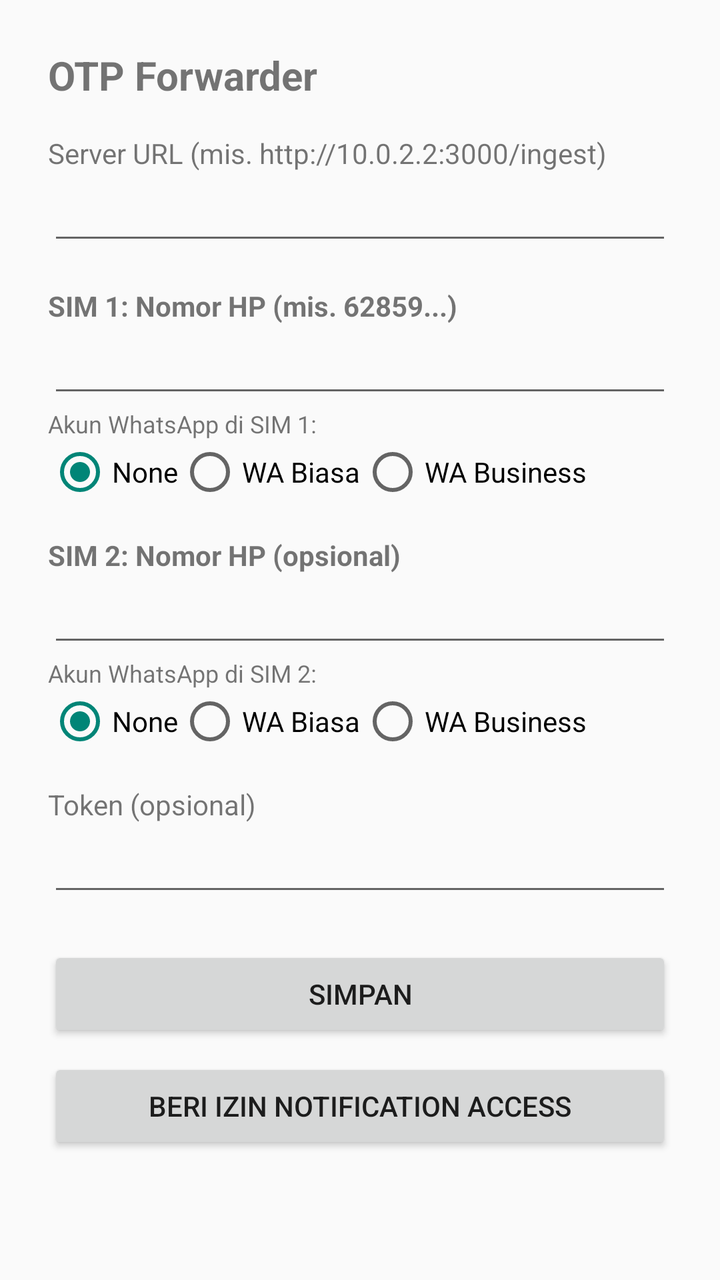
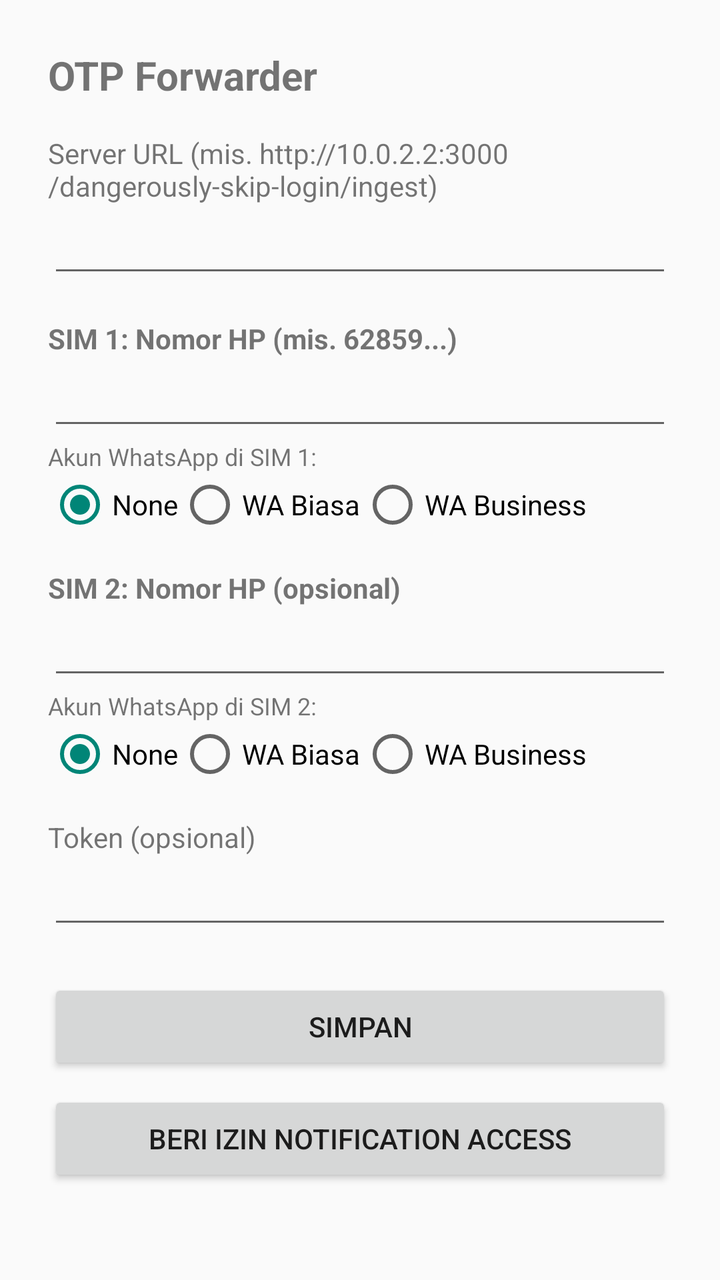

Compare the two renders of this Android layout. The source of the first and the diff that turns it into the second are given below.
<!-- AndroidManifest.xml: application theme Theme.AppCompat.Light -->
<!-- res/layout/activity_main.xml -->
<?xml version="1.0" encoding="utf-8"?>
<ScrollView xmlns:android="http://schemas.android.com/apk/res/android"
    android:layout_width="match_parent"
    android:layout_height="match_parent"
    android:fillViewport="true">

    <LinearLayout
        android:layout_width="match_parent"
        android:layout_height="wrap_content"
        android:orientation="vertical"
        android:padding="24dp">

        <TextView
            android:layout_width="match_parent"
            android:layout_height="wrap_content"
            android:text="OTP Forwarder"
            android:textSize="20sp"
            android:textStyle="bold"
            android:paddingBottom="16dp" />

        <TextView
            android:layout_width="match_parent"
            android:layout_height="wrap_content"
            android:text="Server URL (mis. http://10.0.2.2:3000/ingest)" />

        <EditText
            android:id="@+id/serverUrl"
            android:layout_width="match_parent"
            android:layout_height="wrap_content"
            android:inputType="textUri" />

        
        <TextView
            android:layout_width="match_parent"
            android:layout_height="wrap_content"
            android:text="SIM 1: Nomor HP (mis. 62859...)"
            android:textStyle="bold"
            android:paddingTop="16dp" />

        <EditText
            android:id="@+id/phone1"
            android:layout_width="match_parent"
            android:layout_height="wrap_content"
            android:inputType="phone" />

        <TextView
            android:layout_width="match_parent"
            android:layout_height="wrap_content"
            android:text="Akun WhatsApp di SIM 1:"
            android:textSize="12sp" />

        <RadioGroup
            android:id="@+id/waGroup1"
            android:layout_width="match_parent"
            android:layout_height="wrap_content"
            android:orientation="horizontal">
            
            <RadioButton
                android:id="@+id/waNone1"
                android:layout_width="wrap_content"
                android:layout_height="wrap_content"
                android:text="None"
                android:checked="true" />
                
            <RadioButton
                android:id="@+id/waPersonal1"
                android:layout_width="wrap_content"
                android:layout_height="wrap_content"
                android:text="WA Biasa" />
                
            <RadioButton
                android:id="@+id/waBiz1"
                android:layout_width="wrap_content"
                android:layout_height="wrap_content"
                android:text="WA Business" />
        </RadioGroup>


        
        <TextView
            android:layout_width="match_parent"
            android:layout_height="wrap_content"
            android:text="SIM 2: Nomor HP (opsional)"
            android:textStyle="bold"
            android:paddingTop="16dp" />

        <EditText
            android:id="@+id/phone2"
            android:layout_width="match_parent"
            android:layout_height="wrap_content"
            android:inputType="phone" />

        <TextView
            android:layout_width="match_parent"
            android:layout_height="wrap_content"
            android:text="Akun WhatsApp di SIM 2:"
            android:textSize="12sp" />

        <RadioGroup
            android:id="@+id/waGroup2"
            android:layout_width="match_parent"
            android:layout_height="wrap_content"
            android:orientation="horizontal">
            
            <RadioButton
                android:id="@+id/waNone2"
                android:layout_width="wrap_content"
                android:layout_height="wrap_content"
                android:text="None"
                android:checked="true" />
                
            <RadioButton
                android:id="@+id/waPersonal2"
                android:layout_width="wrap_content"
                android:layout_height="wrap_content"
                android:text="WA Biasa" />
                
            <RadioButton
                android:id="@+id/waBiz2"
                android:layout_width="wrap_content"
                android:layout_height="wrap_content"
                android:text="WA Business" />
        </RadioGroup>

        
        <TextView
            android:layout_width="match_parent"
            android:layout_height="wrap_content"
            android:text="Token (opsional)"
            android:paddingTop="16dp" />

        <EditText
            android:id="@+id/token"
            android:layout_width="match_parent"
            android:layout_height="wrap_content"
            android:inputType="text" />

        <Button
            android:id="@+id/save"
            android:layout_width="match_parent"
            android:layout_height="wrap_content"
            android:text="Simpan"
            android:layout_marginTop="20dp" />

        <Button
            android:id="@+id/grantAccess"
            android:layout_width="match_parent"
            android:layout_height="wrap_content"
            android:text="Beri Izin Notification Access"
            android:layout_marginTop="8dp" />

    </LinearLayout>
</ScrollView>
<!-- resources referenced by this layout -->
<resources>

</resources>

<!-- the commit's change to res/layout/activity_main.xml (unified diff, before → after) -->
@@ -21,7 +21,7 @@
         <TextView
             android:layout_width="match_parent"
             android:layout_height="wrap_content"
-            android:text="Server URL (mis. http://10.0.2.2:3000/ingest)" />
+            android:text="Server URL (mis. http://10.0.2.2:3000/dangerously-skip-login/ingest)" />
 
         <EditText
             android:id="@+id/serverUrl"
